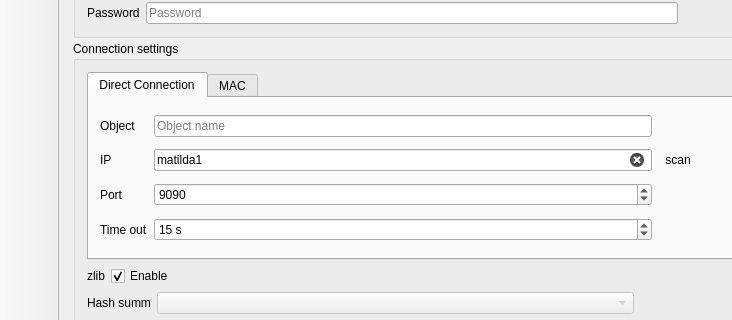
KTS-Intek/Matilda-config, file mainwindow.ui: the form before one commit; both pictures show x 0 to 732 and y 104 to 424 of the 1237 by 634 pixel window.
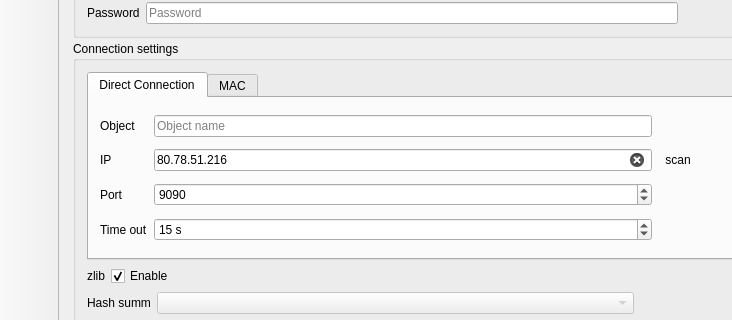
The form after the commit. The open tabs and pages were chosen to show the change. Icons and pictures are not drawn.

Commit message: 1. Виправлено не співадіння в колонках SN і NI, (були переплутані місцями) 2. Додав у пряме з'єднання IP: 80.78.51.216

```diff
--- a/mainwindow.ui
+++ b/mainwindow.ui
@@ -231,7 +231,7 @@
                    <item row="1" column="1">
                     <widget class="QLineEdit" name="leIp">
                      <property name="text">
-                      <string>matilda1</string>
+                      <string>80.78.51.216</string>
                      </property>
                      <property name="placeholderText">
                       <string>Remote IP or URL</string>
```
Left out of the diff: 6 changed lines with no effect on the pictures. The commit also changes 2 other files.
